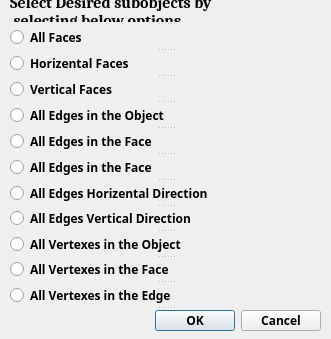
This is Resources/ui/select.ui in MariwanJ/Design456 as Qt 5 draws it before an edit. The edited form follows.
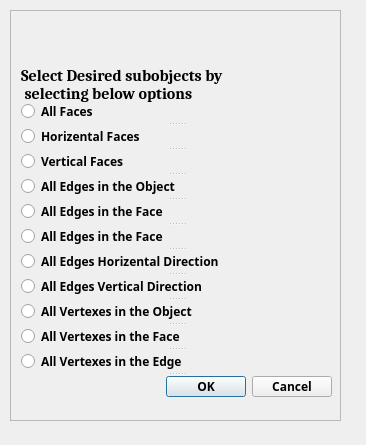
This is the edited form.

```diff
--- a/Resources/ui/select.ui
+++ b/Resources/ui/select.ui
@@ -6,8 +6,8 @@
    <rect>
     <x>0</x>
     <y>0</y>
-    <width>331</width>
-    <height>339</height>
+    <width>366</width>
+    <height>445</height>
    </rect>
   </property>
   <property name="minimumSize">
@@ -19,7 +19,6 @@
   <property name="font">
    <font>
     <family>Guttman-Aharoni</family>
-    <weight>75</weight>
     <bold>true</bold>
    </font>
   </property>
@@ -29,41 +28,39 @@
   <property name="locale">
    <locale language="English" country="Europe"/>
   </property>
-  <widget class="QSplitter" name="splitter">
+  <widget class="QScrollArea" name="scrollArea">
    <property name="geometry">
     <rect>
      <x>10</x>
+     <y>10</y>
+     <width>331</width>
+     <height>411</height>
+    </rect>
+   </property>
+   <property name="widgetResizable">
+    <bool>true</bool>
+   </property>
+   <widget class="QWidget" name="scrollAreaWidgetContents">
+    <property name="geometry">
+     <rect>
+      <x>0</x>
      <y>0</y>
+      <width>329</width>
+      <height>409</height>
+     </rect>
+    </property>
+    <widget class="QSplitter" name="splitter">
+     <property name="geometry">
+      <rect>
+       <x>10</x>
+       <y>90</y>
      <width>311</width>
-     <height>331</height>
+       <height>299</height>
     </rect>
    </property>
    <property name="orientation">
     <enum>Qt::Vertical</enum>
    </property>
-   <widget class="QLabel" name="label">
-    <property name="font">
-     <font>
-      <family>Caladea</family>
-      <pointsize>12</pointsize>
-      <weight>75</weight>
-      <bold>true</bold>
-     </font>
-    </property>
-    <property name="locale">
-     <locale language="English" country="Europe"/>
-    </property>
-    <property name="frameShape">
-     <enum>QFrame::NoFrame</enum>
-    </property>
-    <property name="frameShadow">
-     <enum>QFrame::Sunken</enum>
-    </property>
-    <property name="text">
-     <string>Select Desired subobjects by
- selecting below options</string>
-    </property>
-   </widget>
    <widget class="QRadioButton" name="radSelectType">
     <property name="text">
      <string>All Faces</string>
@@ -156,6 +153,38 @@
     <property name="standardButtons">
      <set>QDialogButtonBox::Cancel|QDialogButtonBox::Ok</set>
     </property>
+     </widget>
+    </widget>
+    <widget class="QLabel" name="label">
+     <property name="geometry">
+      <rect>
+       <x>10</x>
+       <y>10</y>
+       <width>311</width>
+       <height>127</height>
+      </rect>
+     </property>
+     <property name="font">
+      <font>
+       <family>Caladea</family>
+       <pointsize>12</pointsize>
+       <bold>true</bold>
+      </font>
+     </property>
+     <property name="locale">
+      <locale language="English" country="Europe"/>
+     </property>
+     <property name="frameShape">
+      <enum>QFrame::NoFrame</enum>
+     </property>
+     <property name="frameShadow">
+      <enum>QFrame::Sunken</enum>
+     </property>
+     <property name="text">
+      <string>Select Desired subobjects by
+ selecting below options</string>
+     </property>
+    </widget>
    </widget>
   </widget>
  </widget>
```
Left out of the diff: 33 changed lines with no effect on the pictures. Lines whose indentation alone changed are shown as unchanged.
